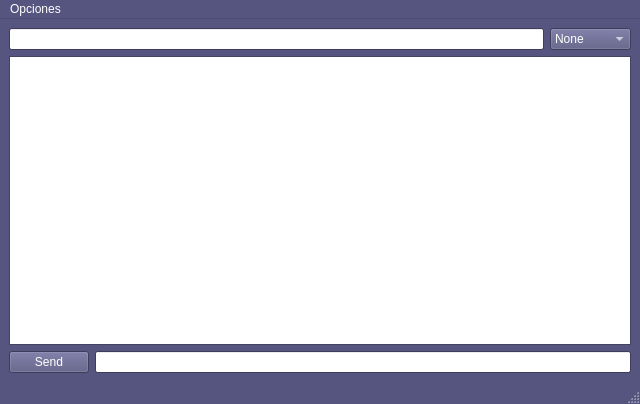
The window that ExamenIILab_RebecaPaz_22241028/MainWindow.ui (Rpaz17/Examen2LabProgra3_RebecaPaz) describes before a commit, drawn with Qt 5.
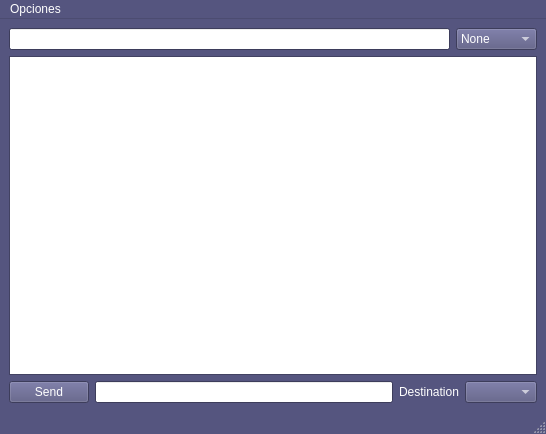
The same window after the commit.

Diff of the .ui file:
```diff
--- a/ExamenIILab_RebecaPaz_22241028/MainWindow.ui
+++ b/ExamenIILab_RebecaPaz_22241028/MainWindow.ui
@@ -6,8 +6,8 @@
    <rect>
     <x>0</x>
     <y>0</y>
-    <width>640</width>
-    <height>404</height>
+    <width>546</width>
+    <height>434</height>
    </rect>
   </property>
   <property name="palette">
@@ -503,6 +503,16 @@
       <item>
        <widget class="QLineEdit" name="lnMensaje"/>
       </item>
+      <item>
+       <widget class="QLabel" name="label">
+        <property name="text">
+         <string>Destination</string>
+        </property>
+       </widget>
+      </item>
+      <item>
+       <widget class="QComboBox" name="cmbDestination"/>
+      </item>
      </layout>
     </item>
    </layout>
@@ -512,7 +522,7 @@
     <rect>
      <x>0</x>
      <y>0</y>
-     <width>640</width>
+     <width>546</width>
      <height>25</height>
     </rect>
    </property>
```
